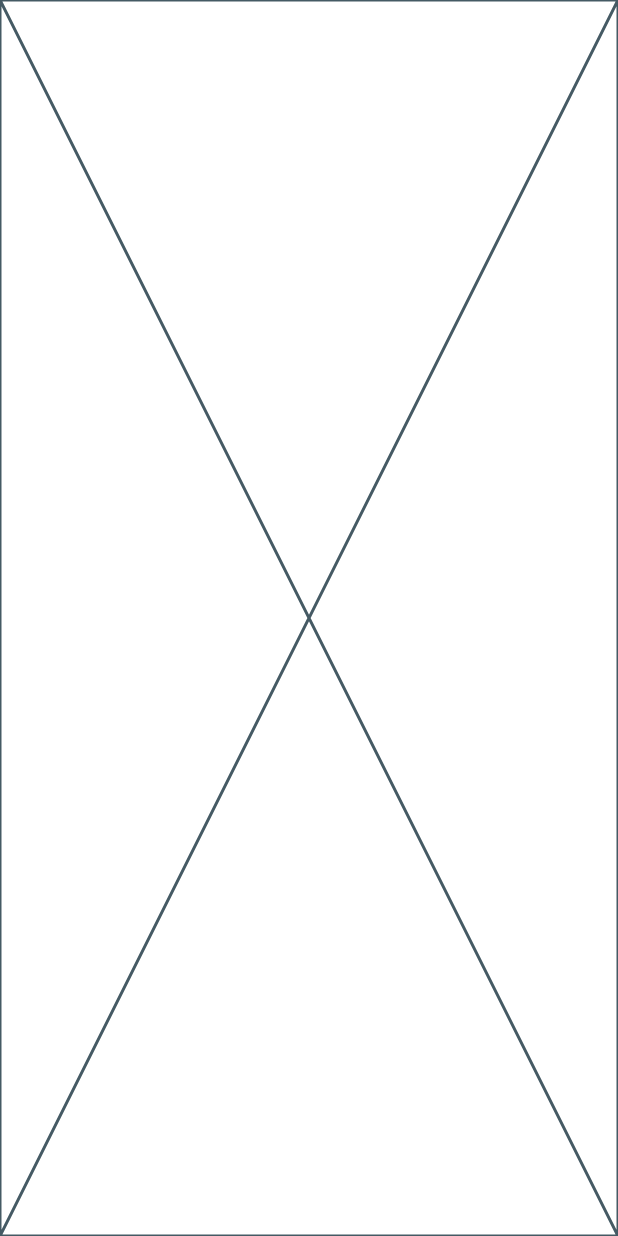
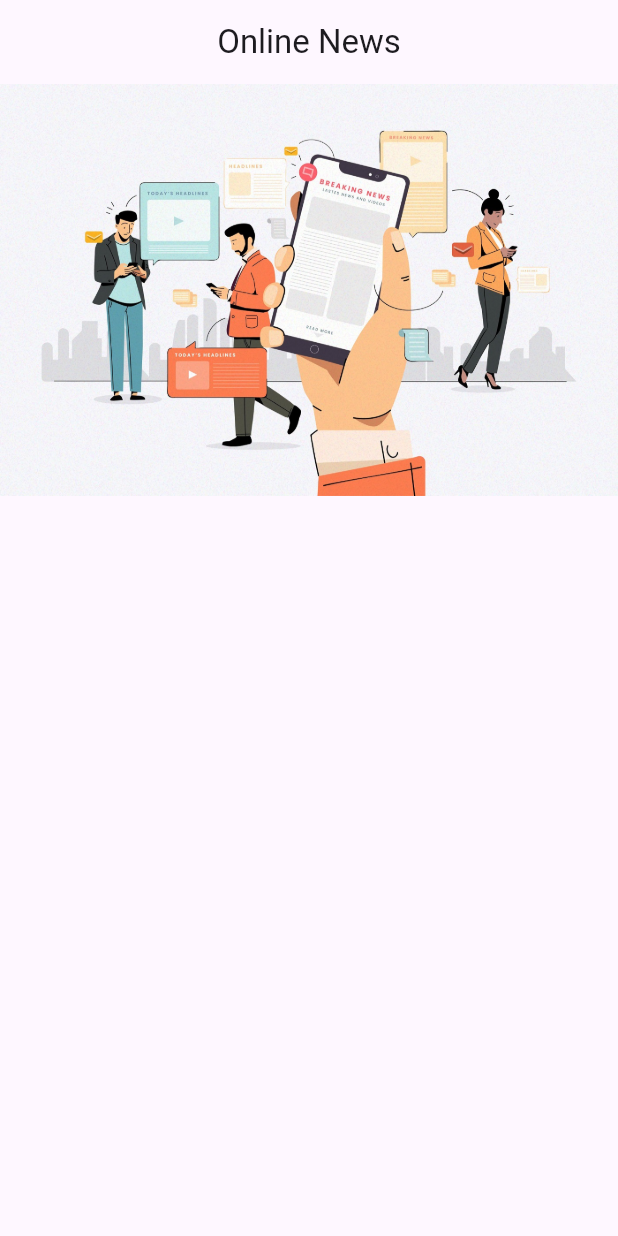
Before and after one commit to atik-sabuj/online_news, a Flutter app: the screen it shows after launch, on a phone screen of 412 x 824 dp. Run offline on Flutter 3.47's test engine with Material 2 defaults, Android fonts, the phone set to English and light mode, and no system bars.

Commit message:
Image Libraray add and Splash Screen updated

```diff
--- a/lib/view/splash_screen.dart
+++ b/lib/view/splash_screen.dart
@@ -10,6 +10,20 @@ class SplashScreen extends StatefulWidget {
 class _SplashScreenState extends State<SplashScreen> {
   @override
   Widget build(BuildContext context) {
-    return const Placeholder();
+    return Scaffold(
+      appBar: AppBar(
+        title: Text('Online News'),
+        centerTitle: true,
+      ),
+      body: Container(
+        child: Column(
+          children: [
+            Image.asset('images/splash_pic.jpg',
+            fit: BoxFit.cover,
+            )
+          ],
+        ),
+      ),
+    );
   }
 }
--- a/pubspec.yaml
+++ b/pubspec.yaml
@@ -64,9 +64,8 @@ flutter:
   uses-material-design: true
 
   # To add assets to your application, add an assets section, like this:
-  # assets:
-  #   - images/a_dot_burr.jpeg
-  #   - images/a_dot_ham.jpeg
+  assets:
+    - images/
 
   # An image asset can refer to one or more resolution-specific "variants", see
   # https://flutter.dev/assets-and-images/#resolution-aware
```
Also changed, not shown: images/category_icon.png (added), images/splash_pic.jpg (added), pubspec.lock, 1 other file.
